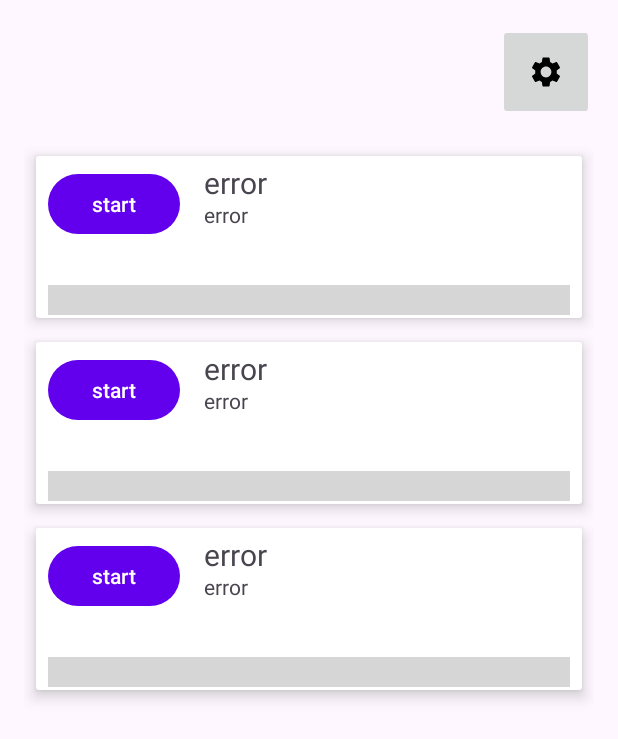
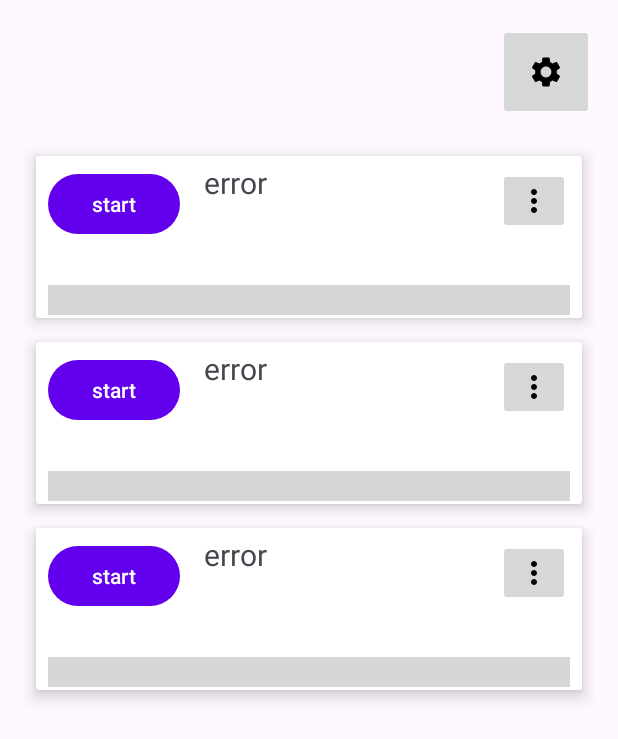
Before and after one commit to KhaledHawwas/Spell-Tester, an Android app: the layout activity_main.xml on its own in the app's theme, with its tools: preview values and no code run, on a phone screen of 412 x 824 dp. Shown: the top 739 px of the screen. Run offline under Robolectric (Android 15) with nearby library versions, the phone set to English and light mode, and no system bars; plain views replace StackedHorizontalProgressBar.

```diff
--- /dev/null
+++ b/app/src/main/res/drawable/more_vert.xml
@@ -0,0 +1,5 @@
+<vector android:height="24dp" android:tint="#000000"
+    android:viewportHeight="24" android:viewportWidth="24"
+    android:width="24dp" xmlns:android="http://schemas.android.com/apk/res/android">
+    <path android:fillColor="@android:color/white" android:pathData="M12,8c1.1,0 2,-0.9 2,-2s-0.9,-2 -2,-2 -2,0.9 -2,2 0.9,2 2,2zM12,10c-1.1,0 -2,0.9 -2,2s0.9,2 2,2 2,-0.9 2,-2 -0.9,-2 -2,-2zM12,16c-1.1,0 -2,0.9 -2,2s0.9,2 2,2 2,-0.9 2,-2 -0.9,-2 -2,-2z"/>
+</vector>
--- a/app/src/main/res/layout/quiz_card_view.xml
+++ b/app/src/main/res/layout/quiz_card_view.xml
@@ -54,12 +54,15 @@
 
         </github.nisrulz.stackedhorizontalprogressbar.StackedHorizontalProgressBar>
 
-        <TextView
-            android:id="@+id/card_info_tv"
+        <ImageButton
+            android:id="@+id/card_more"
             android:layout_width="wrap_content"
             android:layout_height="wrap_content"
-            android:text="@string/error"
-            app:layout_constraintStart_toStartOf="@+id/card_name_tv"
-            app:layout_constraintTop_toBottomOf="@+id/card_name_tv" />
+            android:layout_marginTop="8dp"
+            android:layout_marginEnd="8dp"
+            app:layout_constraintEnd_toEndOf="parent"
+            app:layout_constraintTop_toTopOf="parent"
+            app:srcCompat="@drawable/more_vert" />
+
     </androidx.constraintlayout.widget.ConstraintLayout>
 </androidx.cardview.widget.CardView>
```
Also changed, not shown: app/src/main/java/com/example/spelltester/MyApp.kt (added, +25 -0 lines), app/src/main/java/com/example/spelltester/ui/CardPopupMenu.kt (added, +42 -0 lines), app/src/main/java/com/example/spelltester/ui/QuizAdapter.kt (+5 -7 lines), app/src/main/res/drawable/roundedbutton.xml (added, +9 -0 lines), app/src/main/res/menu/quiz_card_menu.xml (added, +8 -0 lines).
